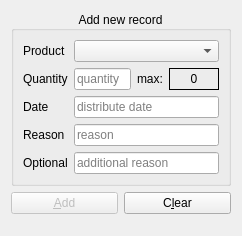
Old version of the form src/ui/AddDistributorRecordWidget.ui in the repository wnt-zhp/zarlock-cpp.
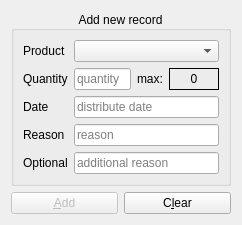
New version of the form. Custom widgets are drawn as their Qt base class.

```diff
--- a/src/ui/AddDistributorRecordWidget.ui
+++ b/src/ui/AddDistributorRecordWidget.ui
@@ -7,7 +7,7 @@
     <x>0</x>
     <y>0</y>
     <width>242</width>
-    <height>236</height>
+    <height>209</height>
    </rect>
   </property>
   <property name="windowTitle">
@@ -150,19 +150,6 @@
      </item>
     </layout>
    </item>
-   <item>
-    <spacer name="verticalSpacer">
-     <property name="orientation">
-      <enum>Qt::Vertical</enum>
-     </property>
-     <property name="sizeHint" stdset="0">
-      <size>
-       <width>20</width>
-       <height>40</height>
-      </size>
-     </property>
-    </spacer>
-   </item>
   </layout>
  </widget>
  <customwidgets>
```
